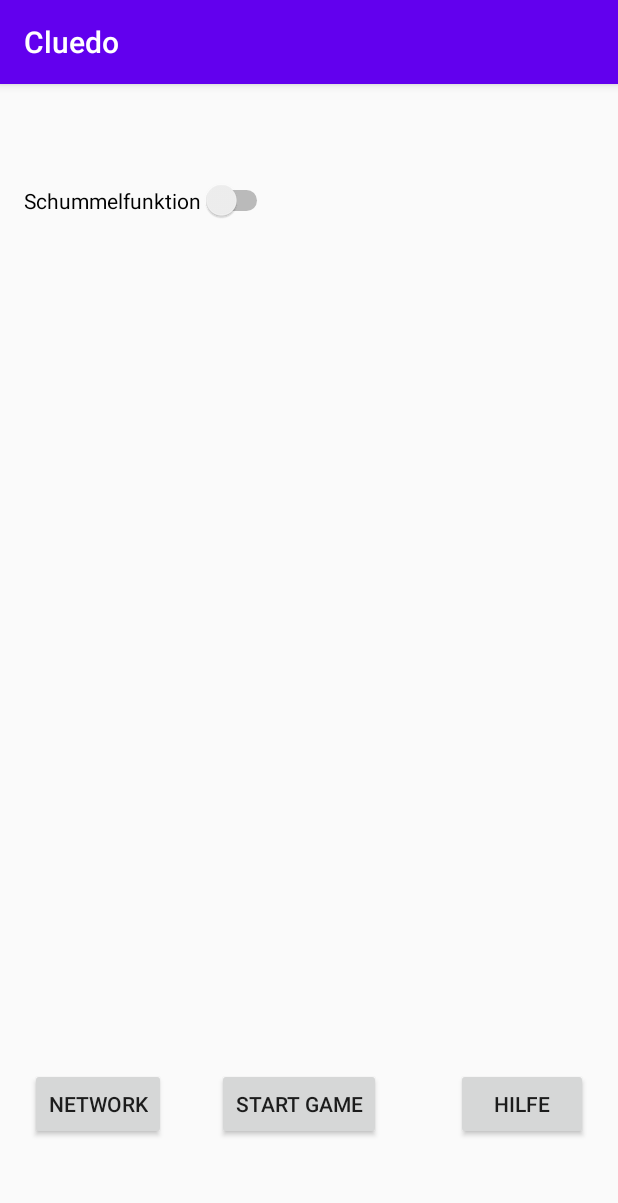
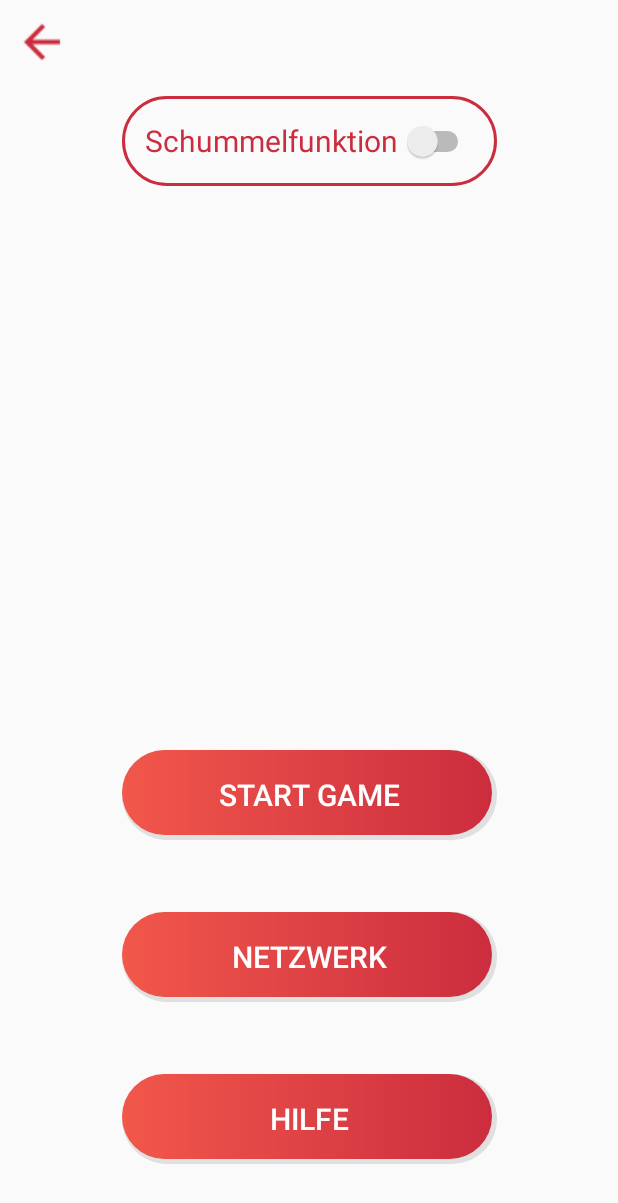
Before and after one commit to marleo/Cluedo_SEII2020, an Android app: the SettingScreen screen opened directly, with no data from a screen before it, on a phone screen of 412 x 824 dp. Shown: the top 1203 px of the screen. Run offline under Robolectric (Android 15) with nearby library versions, the phone set to English and light mode, and no system bars.

Commit message:
Design changes in most activities Added back button to settings screen

```diff
--- a/app/src/main/java/com/example/cluedo_seii/activities/SettingScreen.java
+++ b/app/src/main/java/com/example/cluedo_seii/activities/SettingScreen.java
@@ -8,6 +8,7 @@ import android.os.Bundle;
 import android.view.View;
 import android.widget.Button;
 import android.widget.CompoundButton;
+import android.widget.ImageButton;
 import android.widget.Switch;
 
 import com.example.cluedo_seii.R;
@@ -71,6 +72,14 @@ public class SettingScreen extends AppCompatActivity {
             }
         });
 
+        final ImageButton backButton = findViewById(R.id.backButtonOptions);
+        backButton.setOnClickListener(new View.OnClickListener(){
+            @Override
+            public void onClick(View v){
+                startActivity(new Intent(SettingScreen.this, MainActivity.class));
+            }
+        });
+
     }
 
     public static Boolean getCheatEnabled() {
--- /dev/null
+++ b/app/src/main/res/drawable/custom_button.xml
@@ -0,0 +1,23 @@
+<?xml version="1.0" encoding="utf-8"?>
+<layer-list xmlns:android="http://schemas.android.com/apk/res/android" >
+
+    <!-- Bottom 2dp Shadow -->
+<item>
+    <shape android:shape="rectangle" >
+        <solid android:color="#e0e0e0" />
+        <corners android:radius="50dp"/>
+    </shape>
+</item>
+
+    <!-- White Top color -->
+<item android:bottom="5px" android:left="0px" android:right="5px" android:top="0px">
+    <shape android:shape="rectangle">
+
+        <gradient android:startColor="#cb2d3e" android:endColor="#f2574b" android:type="linear" android:angle="180"/>
+
+        <corners android:radius="50dp"/>
+
+    </shape>
+</item>
+
+</layer-list>
--- /dev/null
+++ b/app/src/main/res/drawable/custom_toggle.xml
@@ -0,0 +1,6 @@
+<?xml version="1.0" encoding="utf-8"?>
+<shape xmlns:android="http://schemas.android.com/apk/res/android" android:shape="rectangle">
+
+    <stroke android:color="#cb2d3e" android:width="2dp"/>
+    <corners android:radius="50dp"/>
+</shape>
--- a/app/src/main/res/layout/activity_setting_screen.xml
+++ b/app/src/main/res/layout/activity_setting_screen.xml
@@ -8,45 +8,75 @@
 
     <Switch
         android:id="@+id/cheatToggle"
-        android:layout_width="wrap_content"
-        android:layout_height="wrap_content"
-        android:layout_marginStart="16dp"
+        android:layout_width="250dp"
+        android:layout_height="60dp"
         android:layout_marginTop="64dp"
+        android:paddingStart="15dp"
+        android:paddingEnd="15dp"
         android:text="@string/optionsScreenCheatToggle"
+        android:textSize="20sp"
+        android:textColor="#cb2d3e"
+        android:background="@drawable/custom_toggle"
+        app:layout_constraintEnd_toEndOf="parent"
         app:layout_constraintStart_toStartOf="parent"
         app:layout_constraintTop_toTopOf="parent" />
 
     <Button
         android:id="@+id/network_setting"
-        android:layout_width="wrap_content"
-        android:layout_height="wrap_content"
-        android:layout_marginStart="16dp"
-        android:layout_marginBottom="64dp"
-        android:text="network"
-        app:layout_constraintBottom_toBottomOf="parent"
-        app:layout_constraintEnd_toStartOf="@+id/start_game_network"
+        style="?android:attr/borderlessButtonStyle"
+        android:layout_width="250dp"
+        android:layout_height="60dp"
+        android:layout_marginBottom="48dp"
+        android:background="@drawable/custom_button"
+        android:text="@string/networkButtonOptions"
+        android:textColor="#FFFFFF"
+        android:textSize="20sp"
+        app:layout_constraintBottom_toTopOf="@+id/helpButton"
+        app:layout_constraintEnd_toEndOf="parent"
         app:layout_constraintStart_toStartOf="parent" />
 
     <Button
         android:id="@+id/start_game_network"
-        android:layout_width="wrap_content"
-        android:layout_height="wrap_content"
-        android:layout_marginStart="30dp"
-        android:layout_marginEnd="46dp"
-        android:layout_marginBottom="64dp"
-        android:text="Start Game"
-        app:layout_constraintBottom_toBottomOf="parent"
-        app:layout_constraintEnd_toStartOf="@+id/helpButton"
-        app:layout_constraintStart_toEndOf="@+id/network_setting" />
+        style="?android:attr/borderlessButtonStyle"
+        android:layout_width="250dp"
+        android:layout_height="60dp"
+        android:layout_marginBottom="48dp"
+        android:background="@drawable/custom_button"
+        android:text="@string/startGameOptions"
+        android:textColor="#FFFFFF"
+        android:textSize="20sp"
+        app:layout_constraintBottom_toTopOf="@+id/network_setting"
+        app:layout_constraintEnd_toEndOf="parent"
+        app:layout_constraintStart_toStartOf="parent" />
 
     <Button
         android:id="@+id/helpButton"
+        style="?android:attr/borderlessButtonStyle"
+        android:layout_width="250dp"
+        android:layout_height="60dp"
+        android:layout_marginBottom="48dp"
+        android:background="@drawable/custom_button"
+        android:text="@string/helpButton"
+        android:textColor="#FFFFFF"
+        android:textSize="20sp"
+        app:layout_constraintBottom_toBottomOf="parent"
+        app:layout_constraintEnd_toEndOf="parent"
+        app:layout_constraintStart_toStartOf="parent" />
+
+    <ImageButton
+        android:id="@+id/backButtonOptions"
         android:layout_width="wrap_content"
         android:layout_height="wrap_content"
-        android:layout_marginEnd="16dp"
-        android:layout_marginBottom="64dp"
-        android:text="@string/helpButton"
-        app:layout_constraintBottom_toBottomOf="parent"
-        app:layout_constraintEnd_toEndOf="parent"
-        app:layout_constraintStart_toEndOf="@+id/start_game_network" />
+        android:layout_marginStart="16dp"
+        android:layout_marginTop="16dp"
+        android:background="#00FFFFFF"
+        android:contentDescription="@string/backbuttonSettings"
+        android:scaleX="1.5"
+        android:scaleY="1.5"
+        android:tint="#cb2d3e"
+        app:layout_constraintStart_toStartOf="parent"
+        app:layout_constraintTop_toTopOf="parent"
+        app:srcCompat="@drawable/abc_vector_test"
+        tools:ignore="PrivateResource" />
+
 </androidx.constraintlayout.widget.ConstraintLayout>
--- a/app/src/main/res/layout/fragment_gameplay_tab.xml
+++ b/app/src/main/res/layout/fragment_gameplay_tab.xml
@@ -23,6 +23,7 @@
             android:textAlignment="center"
             android:textSize="15sp"
             android:textStyle="bold"
+            android:textColor="#cb2d3e"
             app:layout_constraintBottom_toBottomOf="parent"
             app:layout_constraintEnd_toEndOf="parent"
             app:layout_constraintStart_toStartOf="parent"
@@ -52,6 +53,7 @@
             android:textAlignment="center"
             android:textSize="15sp"
             android:textStyle="bold"
+            android:textColor="#cb2d3e"
             app:layout_constraintEnd_toEndOf="parent"
             app:layout_constraintStart_toStartOf="parent"
             app:layout_constraintTop_toBottomOf="@+id/gameplayRules1" />
@@ -79,6 +81,7 @@
             android:textAlignment="center"
             android:textSize="15sp"
             android:textStyle="bold"
+            android:textColor="#cb2d3e"
             app:layout_constraintEnd_toEndOf="parent"
             app:layout_constraintStart_toStartOf="parent"
             app:layout_constraintTop_toBottomOf="@+id/gameplayRules3" />
@@ -106,6 +109,7 @@
             android:textAlignment="center"
             android:textSize="15sp"
             android:textStyle="bold"
+            android:textColor="#cb2d3e"
             app:layout_constraintEnd_toEndOf="parent"
             app:layout_constraintStart_toStartOf="parent"
             app:layout_constraintTop_toBottomOf="@+id/gameplayRules5" />
@@ -134,6 +138,7 @@
             android:textAllCaps="false"
             android:textSize="15sp"
             android:textStyle="bold"
+            android:textColor="#cb2d3e"
             app:layout_constraintEnd_toEndOf="parent"
             app:layout_constraintStart_toStartOf="parent"
             app:layout_constraintTop_toBottomOf="@+id/gameplayRules7" />
@@ -161,6 +166,7 @@
             android:textAlignment="center"
             android:textSize="15sp"
             android:textStyle="bold"
+            android:textColor="#cb2d3e"
             app:layout_constraintEnd_toEndOf="parent"
             app:layout_constraintStart_toStartOf="parent"
             app:layout_constraintTop_toBottomOf="@+id/gameplayRules9" />
--- a/app/src/main/res/values/colors.xml
+++ b/app/src/main/res/values/colors.xml
@@ -1,6 +1,6 @@
 <?xml version="1.0" encoding="utf-8"?>
 <resources>
-    <color name="colorPrimary">#6200EE</color>
-    <color name="colorPrimaryDark">#3700B3</color>
-    <color name="colorAccent">#03DAC5</color>
+    <color name="colorPrimary">#cb2d3e</color>
+    <color name="colorPrimaryDark">#cb2d3e</color>
+    <color name="colorAccent">#f2574b</color>
 </resources>
--- a/app/src/main/res/values/styles.xml
+++ b/app/src/main/res/values/styles.xml
@@ -1,7 +1,7 @@
 <resources>
 
     <!-- Base application theme. -->
-    <style name="AppTheme" parent="Theme.AppCompat.Light.DarkActionBar">
+    <style name="AppTheme" parent="Theme.AppCompat.Light.NoActionBar">
         <!-- Customize your theme here. -->
         <item name="colorPrimary">@color/colorPrimary</item>
         <item name="colorPrimaryDark">@color/colorPrimaryDark</item>
```
Also changed, not shown: app/src/main/res/layout/activity_help_settings.xml (+6 -2 lines), app/src/main/res/layout/activity_main.xml (+23 -15 lines), app/src/main/res/layout/activity_make_suspicion.xml (+6 -2 lines), app/src/main/res/layout/activity_network.xml (+42 -37 lines), app/src/main/res/layout/activity_notepad.xml (+18 -4 lines), app/src/main/res/layout/activity_start_game_screen.xml (+14 -4 lines), app/src/main/res/values/strings.xml (+14 -0 lines).
